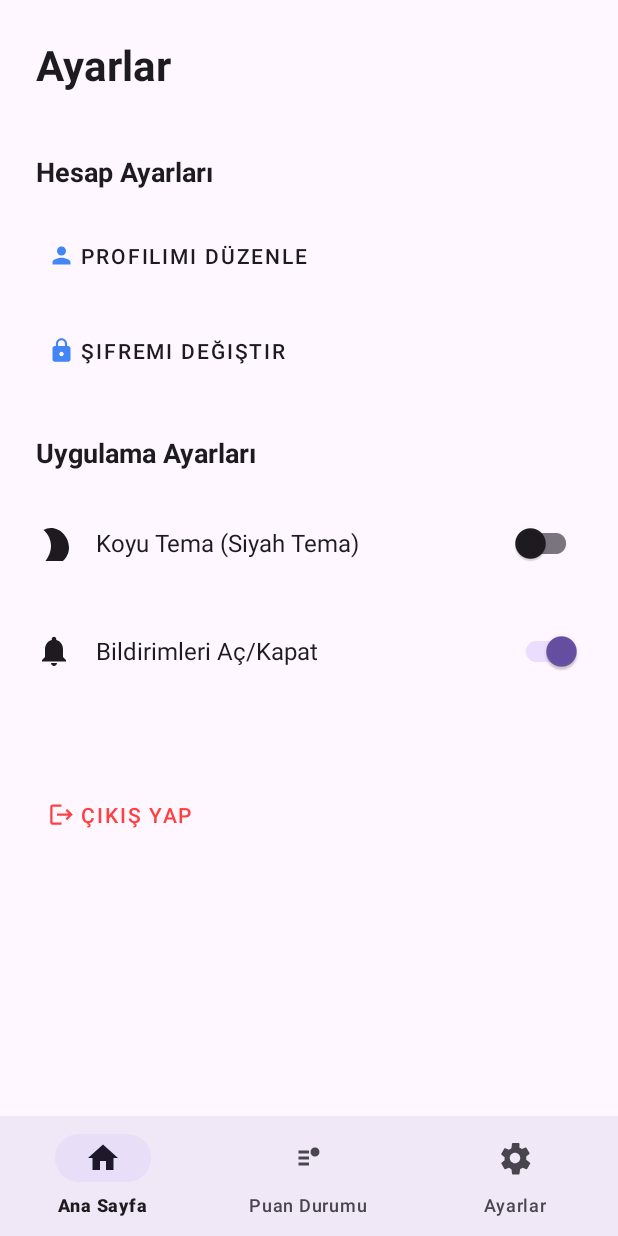
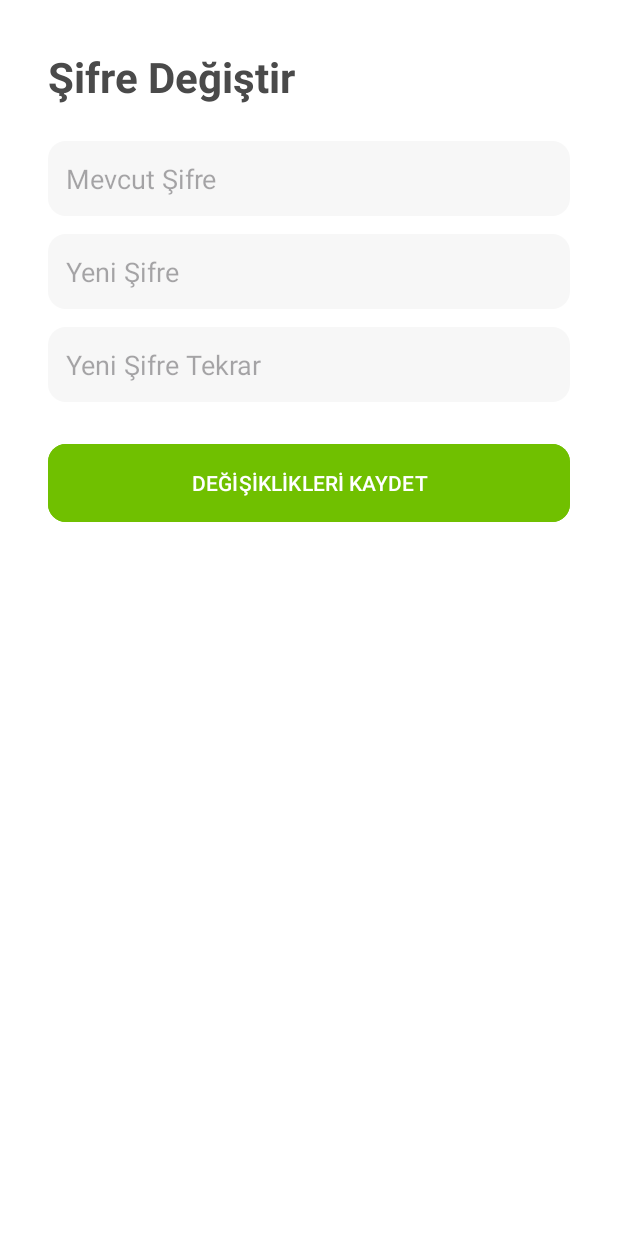
Before and after one commit to Caferix/Smart-Lang, an Android app: the SettingsFragment screen opened through its navigation route, after a tap on "ŞIFREMI DEĞIŞTIR", on a phone screen of 412 x 824 dp. Run offline under Robolectric (Android 15) with nearby library versions, the phone set to English and light mode, and no system bars; our stand-ins replace Dagger/Hilt's generated code, Firebase (no records; nobody signed in at launch, a user with empty details on screens opened directly), navigation-ui; 10 statements that could not run were skipped; 1 other tap on this screen came first.

Commit message:
ayarlar kısmından kullanıcı adı değiştirme ,şifre değiştirme ve kayıtlı tercihleri hatırlama

```diff
--- /dev/null
+++ b/app/src/main/java/com/scu/smartlang/presentation/ui/auth/ChangePasswordFragment.java
@@ -0,0 +1,79 @@
+package com.scu.smartlang.presentation.ui.auth;
+
+import android.os.Bundle;
+import android.view.LayoutInflater;
+import android.view.View;
+import android.view.ViewGroup;
+import android.widget.Button;
+import android.widget.EditText;
+import android.widget.ProgressBar;
+import android.widget.Toast;
+import androidx.annotation.NonNull;
+import androidx.annotation.Nullable;
+import androidx.fragment.app.Fragment;
+import androidx.lifecycle.ViewModelProvider;
+import androidx.navigation.Navigation;
+import com.scu.smartlang.R;
+import com.scu.smartlang.presentation.viewmodel.PasswordResetViewModel;
+import dagger.hilt.android.AndroidEntryPoint;
+
+@AndroidEntryPoint
+public class ChangePasswordFragment extends Fragment {
+
+    private PasswordResetViewModel viewModel;
+    private EditText currentPasswordEt, newPasswordEt, confirmPasswordEt;
+    private Button changeBtn;
+    private ProgressBar progressBar;
+
+    @Override
+    public View onCreateView(@NonNull LayoutInflater inflater, ViewGroup container, Bundle savedInstanceState) {
+        return inflater.inflate(R.layout.fragment_change_password, container, false);
+    }
+
+    @Override
+    public void onViewCreated(@NonNull View view, @Nullable Bundle savedInstanceState) {
+        super.onViewCreated(view, savedInstanceState);
+
+        viewModel = new ViewModelProvider(this).get(PasswordResetViewModel.class);
+
+        currentPasswordEt = view.findViewById(R.id.et_current_password);
+        newPasswordEt = view.findViewById(R.id.et_new_password);
+        confirmPasswordEt = view.findViewById(R.id.et_confirm_password);
+        changeBtn = view.findViewById(R.id.btn_change_password);
+        progressBar = view.findViewById(R.id.pb_loading);
+
+        setupObservers();
+
+        changeBtn.setOnClickListener(v -> {
+            String current = currentPasswordEt.getText().toString();
+            String newPass = newPasswordEt.getText().toString();
+            String confirm = confirmPasswordEt.getText().toString();
+
+            if (current.isEmpty() || newPass.isEmpty() || confirm.isEmpty()) {
+                Toast.makeText(getContext(), "Tüm alanları doldurun", Toast.LENGTH_SHORT).show();
+                return;
+            }
+            if (!newPass.equals(confirm)) {
+                confirmPasswordEt.setError("Şifreler eşleşmiyor");
+                return;
+            }
+            viewModel.updatePasswordWithReauthentication(current, newPass);
+        });
+    }
+
+    private void setupObservers() {
+        viewModel.isLoading.observe(getViewLifecycleOwner(), loading ->
+                progressBar.setVisibility(loading ? View.VISIBLE : View.GONE));
+
+        viewModel.successMessage.observe(getViewLifecycleOwner(), msg -> {
+            if (msg != null) {
+                Toast.makeText(getContext(), msg, Toast.LENGTH_SHORT).show();
+                Navigation.findNavController(requireView()).navigateUp();
+            }
+        });
+
+        viewModel.errorMessage.observe(getViewLifecycleOwner(), err -> {
+            if (err != null) Toast.makeText(getContext(), err, Toast.LENGTH_LONG).show();
+        });
+    }
+}
--- a/app/src/main/java/com/scu/smartlang/presentation/ui/settings/SettingsFragment.java
+++ b/app/src/main/java/com/scu/smartlang/presentation/ui/settings/SettingsFragment.java
@@ -36,17 +36,15 @@ public class SettingsFragment extends Fragment {
     @Nullable
     @Override
     public View onCreateView(@NonNull LayoutInflater inflater, @Nullable ViewGroup container, @Nullable Bundle savedInstanceState) {
-        return inflater.inflate(R.layout.fragment_settings, container, false);
+        return inflater.inflate(R.layout.fragment_settings, container, false); //
     }
 
     @Override
     public void onViewCreated(@NonNull View view, @Nullable Bundle savedInstanceState) {
         super.onViewCreated(view, savedInstanceState);
 
-        userViewModel = new ViewModelProvider(this).get(UserViewModel.class);
+        userViewModel = new ViewModelProvider(this).get(UserViewModel.class); //
         SharedPreferences prefs = requireActivity().getSharedPreferences(PREFS_NAME, android.content.Context.MODE_PRIVATE);
-
-        // NavController başlatıldı
         NavController navController = NavHostFragment.findNavController(this);
 
         // View Bağlantıları
@@ -56,55 +54,41 @@ public class SettingsFragment extends Fragment {
         switchDarkMode = view.findViewById(R.id.switch_dark_mode);
         switchNotifications = view.findViewById(R.id.switch_notifications);
 
-        // Siyah Tema Başlangıç Durumu
-        int defaultMode = AppCompatDelegate.getDefaultNightMode();
-        boolean isDarkModeEnabled = defaultMode == AppCompatDelegate.MODE_NIGHT_YES ||
-                defaultMode == AppCompatDelegate.MODE_NIGHT_AUTO_BATTERY ||
-                defaultMode == AppCompatDelegate.MODE_NIGHT_FOLLOW_SYSTEM;
+        // Tema Durumu
+        boolean isDarkModeEnabled = AppCompatDelegate.getDefaultNightMode() == AppCompatDelegate.MODE_NIGHT_YES;
+        switchDarkMode.setChecked(isDarkModeEnabled);
 
-        boolean savedState = prefs.getBoolean(KEY_DARK_MODE, isDarkModeEnabled);
-        switchDarkMode.setChecked(savedState);
-
-        // Listener'ları Kur
         setupListeners(prefs, navController);
     }
 
     private void setupListeners(SharedPreferences prefs, NavController navController) {
-        // --- Koyu Tema Anahtarı ---
+        // Koyu Tema
         switchDarkMode.setOnCheckedChangeListener((buttonView, isChecked) -> {
+            prefs.edit().putBoolean(KEY_DARK_MODE, isChecked).apply();
             int newMode = isChecked ? AppCompatDelegate.MODE_NIGHT_YES : AppCompatDelegate.MODE_NIGHT_NO;
-
             AppCompatDelegate.setDefaultNightMode(newMode);
-            prefs.edit().putBoolean(KEY_DARK_MODE, isChecked).apply();
-
-            String status = isChecked ? "Koyu Tema Açık" : "Açık Tema Açık";
-            Toast.makeText(getContext(), status, Toast.LENGTH_SHORT).show();
         });
 
-        // --- Diğer Listener'lar ---
-
-        btnEditProfile.setOnClickListener(v -> {
-            Toast.makeText(getContext(), "Profil Düzenleme Fragment'ına Navigasyon Yapılacak.", Toast.LENGTH_SHORT).show();
+        // DÜZELTME 1: Şifre Değiştirme Navigasyonu
+        btnChangePassword.setOnClickListener(v -> {
+            navController.navigate(R.id.action_navigation_settings_to_changePasswordFragment);
         });
 
-        btnChangePassword.setOnClickListener(v -> {
-            Toast.makeText(getContext(), "Şifre Değiştirme Akışı Başlatılıyor.", Toast.LENGTH_SHORT).show();
+        // DÜZELTME 2: Profil Düzenleme Navigasyonu
+        btnEditProfile.setOnClickListener(v -> {
+            navController.navigate(R.id.action_navigation_settings_to_editProfileFragment);
         });
 
         switchNotifications.setOnCheckedChangeListener((buttonView, isChecked) -> {
             String status = isChecked ? "Bildirimler AÇIK" : "Bildirimler KAPALI";
-            Toast.makeText(getContext(), status + " (Placeholder)", Toast.LENGTH_SHORT).show();
+            Toast.makeText(getContext(), status, Toast.LENGTH_SHORT).show();
         });
 
         // Çıkış Yap
         btnSignOut.setOnClickListener(v -> {
-            userViewModel.signOut();
-
-            Toast.makeText(getContext(), "Oturum Kapatıldı. Giriş ekranına yönlendiriliyor.", Toast.LENGTH_SHORT).show();
-
-            // DÜZELTME: Fragment geçişi (Tüm yığını temizleyip Giriş Ekranına git)
+            userViewModel.signOut(); //
             NavOptions navOptions = new NavOptions.Builder()
-                    .setPopUpTo(R.id.main_nav_graph, true) // Tüm fragment'ları yığından temizle
+                    .setPopUpTo(R.id.main_nav_graph, true)
                     .build();
             navController.navigate(R.id.signInFragment, null, navOptions);
         });
--- /dev/null
+++ b/app/src/main/res/layout/fragment_change_password.xml
@@ -0,0 +1,70 @@
+<?xml version="1.0" encoding="utf-8"?>
+<androidx.constraintlayout.widget.ConstraintLayout xmlns:android="http://schemas.android.com/apk/res/android"
+    xmlns:app="http://schemas.android.com/apk/res-auto"
+    android:layout_width="match_parent"
+    android:layout_height="match_parent"
+    android:background="@color/white"
+    android:padding="32dp">
+
+    <TextView
+        android:id="@+id/tv_title"
+        android:layout_width="wrap_content"
+        android:layout_height="wrap_content"
+        android:text="Şifre Değiştir"
+        android:textColor="@color/text_title_gray"
+        android:textSize="28sp"
+        android:textStyle="bold"
+        app:layout_constraintTop_toTopOf="parent"
+        app:layout_constraintStart_toStartOf="parent"/>
+
+    <EditText
+        android:id="@+id/et_current_password"
+        android:layout_width="match_parent"
+        android:layout_height="50dp"
+        android:layout_marginTop="24dp"
+        android:background="@drawable/bg_input_field"
+        android:hint="Mevcut Şifre"
+        android:padding="12dp"
+        app:layout_constraintTop_toBottomOf="@id/tv_title"/>
+
+    <EditText
+        android:id="@+id/et_new_password"
+        android:layout_width="match_parent"
+        android:layout_height="50dp"
+        android:layout_marginTop="12dp"
+        android:background="@drawable/bg_input_field"
+        android:hint="Yeni Şifre"
+        android:padding="12dp"
+        app:layout_constraintTop_toBottomOf="@id/et_current_password"/>
+
+    <EditText
+        android:id="@+id/et_confirm_password"
+        android:layout_width="match_parent"
+        android:layout_height="50dp"
+        android:layout_marginTop="12dp"
+        android:background="@drawable/bg_input_field"
+        android:hint="Yeni Şifre Tekrar"
+        android:padding="12dp"
+        app:layout_constraintTop_toBottomOf="@id/et_new_password"/>
+
+    <com.google.android.material.button.MaterialButton
+        android:id="@+id/btn_change_password"
+        android:layout_width="match_parent"
+        android:layout_height="60dp"
+        android:layout_marginTop="24dp"
+        android:backgroundTint="@color/button_green"
+        android:text="DEĞİŞİKLİKLERİ KAYDET"
+        app:cornerRadius="12dp"
+        app:layout_constraintTop_toBottomOf="@id/et_confirm_password"/>
+
+    <ProgressBar
+        android:id="@+id/pb_loading"
+        android:layout_width="wrap_content"
+        android:layout_height="wrap_content"
+        android:visibility="gone"
+        app:layout_constraintBottom_toBottomOf="parent"
+        app:layout_constraintEnd_toEndOf="parent"
+        app:layout_constraintStart_toStartOf="parent"
+        app:layout_constraintTop_toTopOf="parent"/>
+
+</androidx.constraintlayout.widget.ConstraintLayout>
--- a/app/src/main/res/navigation/main_nav_graph.xml
+++ b/app/src/main/res/navigation/main_nav_graph.xml
@@ -20,6 +20,10 @@
             app:destination="@id/navigation_home"
             app:popUpTo="@id/main_nav_graph"
             app:popUpToInclusive="true"/>
+
+        <action
+            android:id="@+id/action_signInFragment_to_forgotPasswordFragment"
+            app:destination="@id/forgotPasswordFragment" />
     </fragment>
 
     <fragment
@@ -34,6 +38,13 @@
             app:popUpTo="@id/main_nav_graph"
             app:popUpToInclusive="true"/>
     </fragment>
+
+    <fragment
+        android:id="@+id/forgotPasswordFragment"
+        android:name="com.scu.smartlang.presentation.ui.auth.ForgotPasswordFragment"
+        android:label="Şifremi Unuttum"
+        tools:layout="@layout/fragment_forgot_password" />
+
 
     <fragment
         android:id="@+id/navigation_home"
@@ -51,6 +62,28 @@
         android:id="@+id/navigation_settings"
         android:name="com.scu.smartlang.presentation.ui.settings.SettingsFragment"
         android:label="Ayarlar"
-        tools:layout="@layout/fragment_settings" />
+        tools:layout="@layout/fragment_settings">
+
+        <action
+            android:id="@+id/action_navigation_settings_to_editProfileFragment"
+            app:destination="@id/editProfileFragment" />
+
+        <action
+            android:id="@+id/action_navigation_settings_to_changePasswordFragment"
+            app:destination="@id/changePasswordFragment" />
+    </fragment>
+
+
+    <fragment
+        android:id="@+id/editProfileFragment"
+        android:name="com.scu.smartlang.presentation.ui.settings.EditProfileFragment"
+        android:label="Profili Düzenle"
+        tools:layout="@layout/fragment_edit_profile" />
+
+    <fragment
+        android:id="@+id/changePasswordFragment"
+        android:name="com.scu.smartlang.presentation.ui.auth.ChangePasswordFragment"
+        android:label="Şifre Değiştir"
+        tools:layout="@layout/fragment_change_password" />
 
 </navigation>
```
Also changed, not shown: app/src/main/java/com/scu/smartlang/SmartLangApp.java (+30 -1 lines), app/src/main/java/com/scu/smartlang/domain/usecase/user/ResendVerificationEmailUseCase.java (added, +22 -0 lines), app/src/main/java/com/scu/smartlang/domain/usecase/user/SendPasswordResetEmailUseCase.java (added, +23 -0 lines), app/src/main/java/com/scu/smartlang/domain/usecase/user/UpdatePasswordUseCase.java (added, +37 -0 lines), app/src/main/java/com/scu/smartlang/presentation/ui/auth/ForgotPasswordFragment.java (added, +77 -0 lines), app/src/main/java/com/scu/smartlang/presentation/ui/settings/EditProfileFragment.java (added, +59 -0 lines), app/src/main/java/com/scu/smartlang/presentation/viewmodel/PasswordResetViewModel.java (added, +77 -0 lines), app/src/main/res/layout/fragment_edit_profile.xml (added, +44 -0 lines), app/src/main/res/layout/fragment_forgot_password.xml (added, +58 -0 lines).
